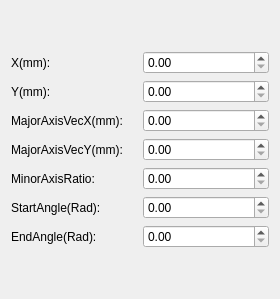
First picture: the form in ShrikeDxf/EllipseAttritubeWidget.ui, repository whisper512/ShrikeDxf-V0.1, before the edit.
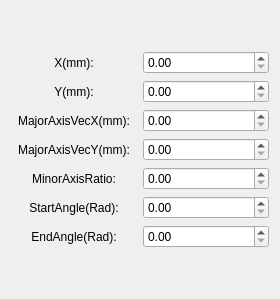
Second picture: the form after the edit.

Commit message: 调整界面

Diff of the .ui file:
```diff
--- a/ShrikeDxf/EllipseAttritubeWidget.ui
+++ b/ShrikeDxf/EllipseAttritubeWidget.ui
@@ -34,6 +34,9 @@
        <property name="text">
         <string>X(mm):</string>
        </property>
+       <property name="alignment">
+        <set>Qt::AlignmentFlag::AlignCenter</set>
+       </property>
       </widget>
      </item>
      <item row="1" column="0">
@@ -41,6 +44,9 @@
        <property name="text">
         <string>Y(mm):</string>
        </property>
+       <property name="alignment">
+        <set>Qt::AlignmentFlag::AlignCenter</set>
+       </property>
       </widget>
      </item>
      <item row="2" column="0">
@@ -48,6 +54,9 @@
        <property name="text">
         <string>MajorAxisVecX(mm):</string>
        </property>
+       <property name="alignment">
+        <set>Qt::AlignmentFlag::AlignCenter</set>
+       </property>
       </widget>
      </item>
      <item row="3" column="0">
@@ -55,6 +64,9 @@
        <property name="text">
         <string>MajorAxisVecY(mm):</string>
        </property>
+       <property name="alignment">
+        <set>Qt::AlignmentFlag::AlignCenter</set>
+       </property>
       </widget>
      </item>
      <item row="4" column="0">
@@ -62,6 +74,9 @@
        <property name="text">
         <string>MinorAxisRatio:</string>
        </property>
+       <property name="alignment">
+        <set>Qt::AlignmentFlag::AlignCenter</set>
+       </property>
       </widget>
      </item>
      <item row="5" column="0">
@@ -69,6 +84,9 @@
        <property name="text">
         <string>StartAngle(Rad):</string>
        </property>
+       <property name="alignment">
+        <set>Qt::AlignmentFlag::AlignCenter</set>
+       </property>
       </widget>
      </item>
      <item row="6" column="0">
@@ -76,6 +94,9 @@
        <property name="text">
         <string>EndAngle(Rad):</string>
        </property>
+       <property name="alignment">
+        <set>Qt::AlignmentFlag::AlignCenter</set>
+       </property>
       </widget>
      </item>
      <item row="0" column="1">
```
The commit also changes 3 other files.
